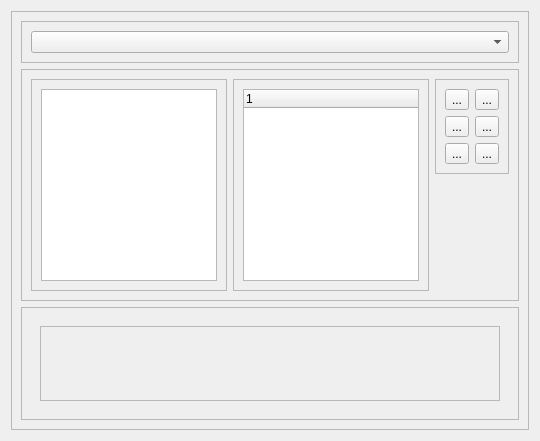
Doggerr111/vrsa-gis, file ui/vectorstylingform.ui: the form before one commit.
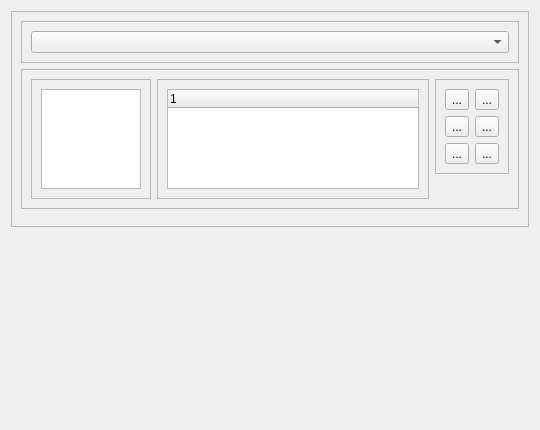
The form after the commit. Icons and pictures are not drawn.

Commit message: style: update UI styles and icons for spatial tools

```diff
--- a/ui/vectorstylingform.ui
+++ b/ui/vectorstylingform.ui
@@ -7,9 +7,15 @@
     <x>0</x>
     <y>0</y>
     <width>540</width>
-    <height>441</height>
+    <height>430</height>
    </rect>
   </property>
+  <property name="sizePolicy">
+   <sizepolicy hsizetype="Preferred" vsizetype="Preferred">
+    <horstretch>0</horstretch>
+    <verstretch>0</verstretch>
+   </sizepolicy>
+  </property>
   <property name="minimumSize">
    <size>
     <width>0</width>
@@ -20,8 +26,14 @@
    <string>Dialog</string>
   </property>
   <layout class="QVBoxLayout" name="verticalLayout">
-   <item>
+   <item alignment="Qt::AlignTop">
     <widget class="QFrame" name="frame">
+     <property name="sizePolicy">
+      <sizepolicy hsizetype="Preferred" vsizetype="Preferred">
+       <horstretch>0</horstretch>
+       <verstretch>0</verstretch>
+      </sizepolicy>
+     </property>
      <property name="frameShape">
       <enum>QFrame::StyledPanel</enum>
      </property>
@@ -50,17 +62,29 @@
         </layout>
        </widget>
       </item>
-      <item>
+      <item alignment="Qt::AlignTop">
        <widget class="QFrame" name="frame_3">
+        <property name="sizePolicy">
+         <sizepolicy hsizetype="Preferred" vsizetype="Preferred">
+          <horstretch>0</horstretch>
+          <verstretch>0</verstretch>
+         </sizepolicy>
+        </property>
         <property name="frameShape">
          <enum>QFrame::StyledPanel</enum>
         </property>
         <property name="frameShadow">
          <enum>QFrame::Raised</enum>
         </property>
-        <layout class="QHBoxLayout" name="horizontalLayout_2">
+        <layout class="QHBoxLayout" name="horizontalLayout_2" stretch="0,0,0">
          <item>
           <widget class="QFrame" name="frame_4">
+           <property name="sizePolicy">
+            <sizepolicy hsizetype="Preferred" vsizetype="Fixed">
+             <horstretch>0</horstretch>
+             <verstretch>0</verstretch>
+            </sizepolicy>
+           </property>
            <property name="frameShape">
             <enum>QFrame::StyledPanel</enum>
            </property>
@@ -69,13 +93,35 @@
            </property>
            <layout class="QHBoxLayout" name="horizontalLayout_4">
             <item>
-             <widget class="QGraphicsView" name="graphicsView"/>
+             <widget class="QGraphicsView" name="graphicsView">
+              <property name="minimumSize">
+               <size>
+                <width>100</width>
+                <height>100</height>
+               </size>
+              </property>
+              <property name="maximumSize">
+               <size>
+                <width>100</width>
+                <height>100</height>
+               </size>
+              </property>
+             </widget>
             </item>
            </layout>
           </widget>
          </item>
          <item>
           <widget class="QFrame" name="frame_5">
+           <property name="sizePolicy">
+            <sizepolicy hsizetype="Preferred" vsizetype="Preferred">
+             <horstretch>0</horstretch>
+             <verstretch>0</verstretch>
+            </sizepolicy>
+           </property>
+           <property name="styleSheet">
+            <string notr="true"/>
+           </property>
            <property name="frameShape">
             <enum>QFrame::StyledPanel</enum>
            </property>
@@ -85,6 +131,18 @@
            <layout class="QVBoxLayout" name="verticalLayout_3">
             <item>
              <widget class="QTreeWidget" name="treeWidget">
+              <property name="sizePolicy">
+               <sizepolicy hsizetype="Expanding" vsizetype="Ignored">
+                <horstretch>0</horstretch>
+                <verstretch>0</verstretch>
+               </sizepolicy>
+              </property>
+              <property name="minimumSize">
+               <size>
+                <width>0</width>
+                <height>0</height>
+               </size>
+              </property>
               <column>
                <property name="text">
                 <string notr="true">1</string>
@@ -182,8 +240,12 @@
         </layout>
        </widget>
       </item>
-      <item>
+      <item alignment="Qt::AlignBottom">
        <widget class="QFrame" name="frame_7">
+        <property name="styleSheet">
+         <string notr="true">QFrame { border: none}
+</string>
+        </property>
         <property name="frameShape">
          <enum>QFrame::StyledPanel</enum>
         </property>
@@ -191,10 +253,40 @@
          <enum>QFrame::Raised</enum>
         </property>
         <layout class="QHBoxLayout" name="horizontalLayout_3">
-         <item>
+         <property name="spacing">
+          <number>0</number>
+         </property>
+         <property name="leftMargin">
+          <number>0</number>
+         </property>
+         <property name="topMargin">
+          <number>0</number>
+         </property>
+         <property name="rightMargin">
+          <number>0</number>
+         </property>
+         <property name="bottomMargin">
+          <number>0</number>
+         </property>
+         <item alignment="Qt::AlignBottom">
           <widget class="QStackedWidget" name="stackedWidget">
            <widget class="QWidget" name="pagePointStyle">
             <layout class="QVBoxLayout" name="verticalLayout_4">
+             <property name="spacing">
+              <number>0</number>
+             </property>
+             <property name="leftMargin">
+              <number>0</number>
+             </property>
+             <property name="topMargin">
+              <number>0</number>
+             </property>
+             <property name="rightMargin">
+              <number>0</number>
+             </property>
+             <property name="bottomMargin">
+              <number>0</number>
+             </property>
              <item>
               <widget class="QFrame" name="frame_15">
                <property name="frameShape">
@@ -203,7 +295,23 @@
                <property name="frameShadow">
                 <enum>QFrame::Raised</enum>
                </property>
-               <layout class="QVBoxLayout" name="verticalLayout_6"/>
+               <layout class="QVBoxLayout" name="verticalLayout_6">
+                <property name="spacing">
+                 <number>1</number>
+                </property>
+                <property name="leftMargin">
+                 <number>1</number>
+                </property>
+                <property name="topMargin">
+                 <number>1</number>
+                </property>
+                <property name="rightMargin">
+                 <number>1</number>
+                </property>
+                <property name="bottomMargin">
+                 <number>1</number>
+                </property>
+               </layout>
               </widget>
              </item>
             </layout>
```
Left out of the diff: 12 changed lines with no effect on the pictures. The commit also changes 5 other files.
